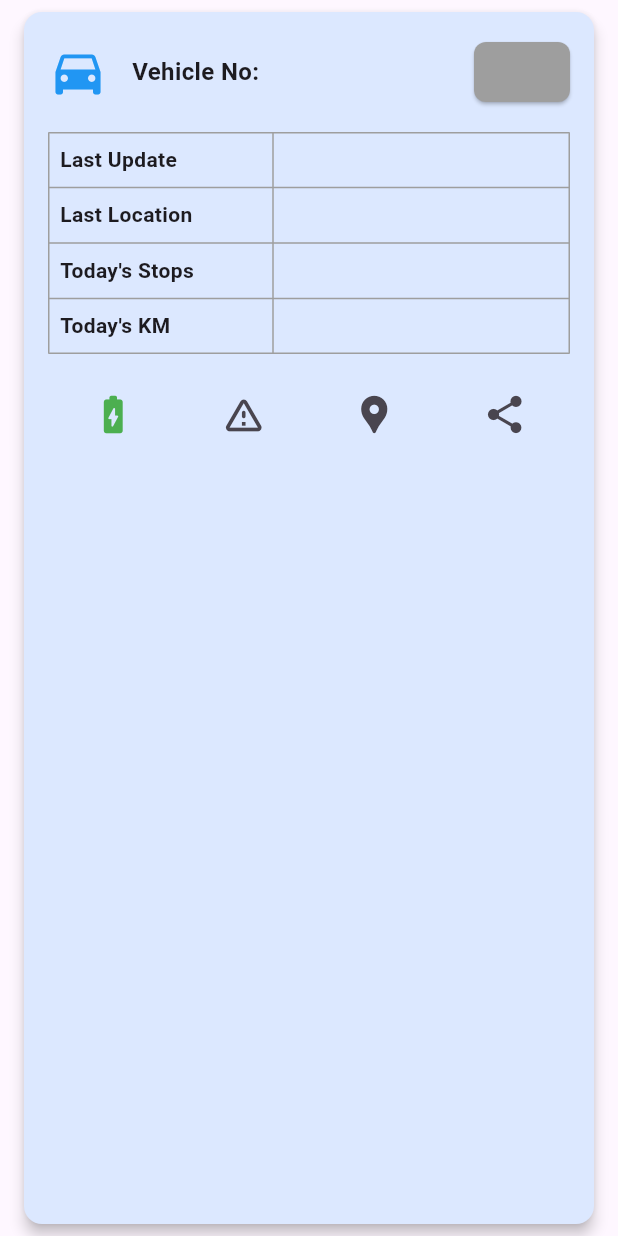
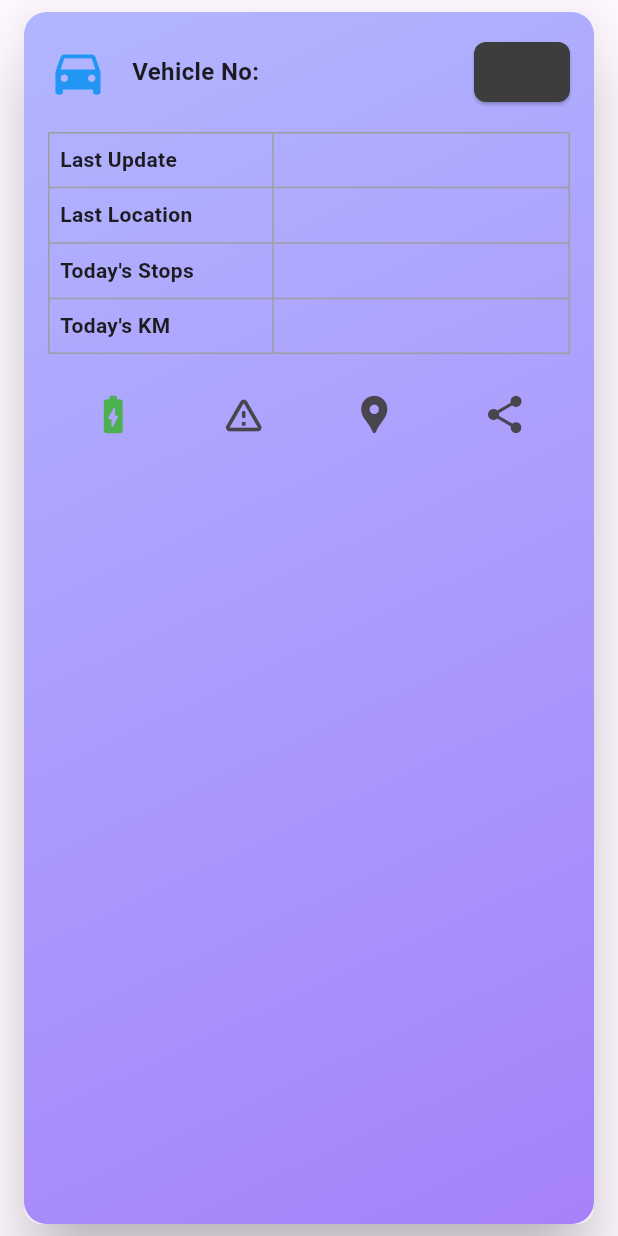
Before and after one commit to arunakshutech/fms, a Flutter app: the VehicleCard widget shown alone on an empty page, opened directly with empty values, on a phone screen of 412 x 824 dp. Run offline on Flutter 3.47's test engine with Material 3 defaults, Android fonts, the light colour scheme and no system bars; our stand-ins replace dio, flutter_secure_storage, fluttertoast, google_maps_flutter, lottie, vibration; accounts and stored records are empty; network calls fail.

Commit message:
updated on aug 19th dsm

```diff
--- a/lib/components/custom_tab_indicator.dart
+++ b/lib/components/custom_tab_indicator.dart
@@ -23,7 +23,7 @@ class _RoundedPainter extends BoxPainter {
   void paint(Canvas canvas, Offset offset, ImageConfiguration cfg) {
     final Offset circleOffset = Offset(
       offset.dx + cfg.size!.width / 2,
-      cfg.size!.height - radius-24,
+      cfg.size!.height - radius-19,
     );
     canvas.drawCircle(circleOffset, 30, _paint);
   }
--- a/lib/components/status_button.dart
+++ b/lib/components/status_button.dart
@@ -30,7 +30,7 @@ class StatusButton extends StatelessWidget {
         textColor = Colors.white;
         break;
       case 'nrd':
-        buttonColor = Colors.grey;
+        buttonColor = const Color.fromARGB(255, 112, 112, 112);
         textColor = Colors.white;
         break;
       case 'running':
--- a/lib/components/vehicle_card.dart
+++ b/lib/components/vehicle_card.dart
@@ -22,9 +22,18 @@ class VehicleCard extends StatelessWidget {
   @override
   Widget build(BuildContext context) {
     return Card(
-      elevation: 4,
-      color: const Color.fromARGB(255, 220, 232, 255),
+
+  elevation: 20,
   margin: const EdgeInsets.symmetric(vertical: 8, horizontal: 16),
+  child: Container(
+    decoration: const BoxDecoration(
+      gradient: LinearGradient(
+        colors: [Color.fromARGB(255, 177, 182, 255),Color.fromARGB(255, 166, 130, 250)], // Replace with your desired colors
+        begin: Alignment.topLeft,
+        end: Alignment.bottomRight,
+      ),
+      borderRadius: BorderRadius.all(Radius.circular(15)), // Match Card's border radius
+    ),
     child: Padding(
       padding: const EdgeInsets.all(16.0),
       child: Column(
@@ -118,7 +127,9 @@ class VehicleCard extends StatelessWidget {
         ],
       ),
     ),
+  ),
 );
+
   }
 
   // Method to build the status button
@@ -132,15 +143,15 @@ class VehicleCard extends StatelessWidget {
         textColor = Colors.white;
         break;
       case 'Stopped':
-        backgroundColor = const Color.fromARGB(255, 255, 106, 95);
+        backgroundColor = const Color.fromARGB(255, 228, 15, 0);
         textColor = Colors.white;
         break;
       case 'NRD':
-        backgroundColor = const Color.fromARGB(255, 62, 62, 62);
+        backgroundColor = const Color.fromARGB(255, 90, 90, 90);
         textColor = Colors.white;
         break;
       default:
-        backgroundColor = Colors.grey;
+        backgroundColor = const Color.fromARGB(255, 61, 61, 61);
         textColor = Colors.white;
     }
 
--- a/lib/routes/manage.dart
+++ b/lib/routes/manage.dart
@@ -12,6 +12,7 @@ class RouteManager extends StatelessWidget {
       debugShowCheckedModeBanner: false,
       title: 'FMS Lite',
       theme: ThemeData(
+        fontFamily: 'CustomFont',
         primarySwatch: Colors.blue,
       ),
       home: const SplashScreen(), // Set SplashScreen as home
--- a/lib/screens/vehicle_status_screen.dart
+++ b/lib/screens/vehicle_status_screen.dart
@@ -72,16 +72,20 @@ class VehicleStatusScreenState extends State<VehicleStatusScreen>
   Widget build(BuildContext context) {
     super.build(context); // Required when using AutomaticKeepAliveClientMixin
     return Column(
+
       children: [
+
         VehicleStatusFilter(
           onStatusSelected: onStatusSelected,
           selectedStatus: selectedStatus,
           statusCounts: statusCounts,
         ),
         Expanded(
+
           child: vehicleList.isEmpty
               ? const Center(child: CircularProgressIndicator())
               : ListView.builder(
+
                   itemCount: vehicleList.length,
                   itemBuilder: (context, index) {
                     final vehicle = vehicleList[index];
```
Also changed, not shown: lib/screens/home_screen.dart (+70 -10 lines), lib/screens/login_screen.dart (+11 -0 lines), pubspec.yaml (+7 -0 lines), assets/Roboto-Bold.ttf (added), lib/main.dart (line endings or trailing spaces), pubspec.lock, 2 other files. Lines whose indentation alone changed are shown as unchanged.
